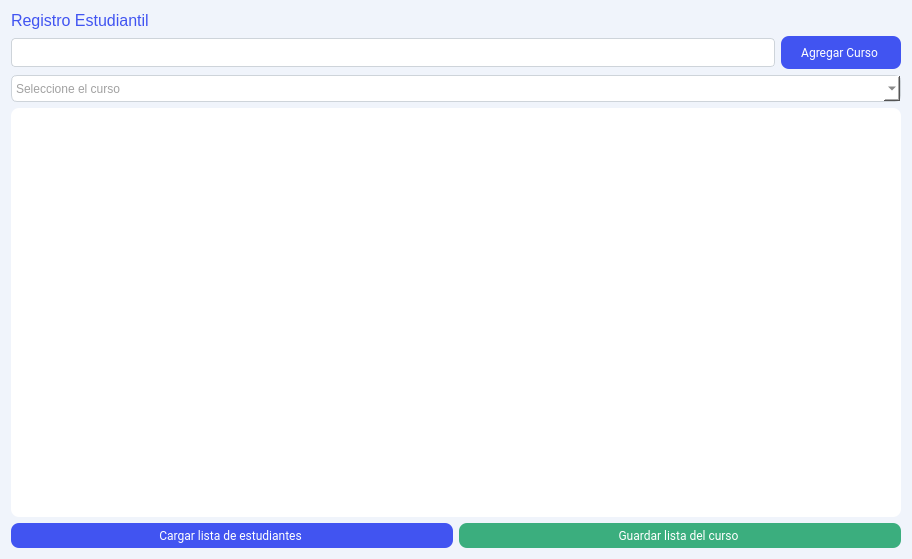
First picture: the form in views/registro_estudiantil.ui, repository Cata-Estrada/Registro_Asistencia_Estudiantil, before the edit.
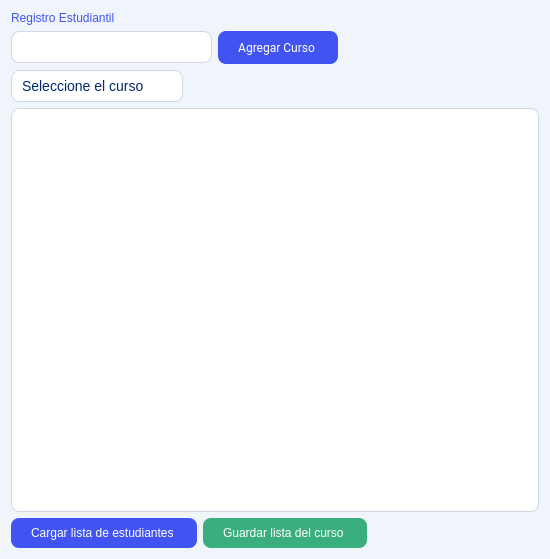
Second picture: the form after the edit.

Commit message: UI: actualización de estilo en vistas (layouts, íconos, y recursos)

```diff
--- a/views/registro_estudiantil.ui
+++ b/views/registro_estudiantil.ui
@@ -6,7 +6,7 @@
    <rect>
     <x>0</x>
     <y>0</y>
-    <width>912</width>
+    <width>550</width>
     <height>559</height>
    </rect>
   </property>
@@ -20,14 +20,12 @@
    <item row="0" column="0">
     <layout class="QVBoxLayout" name="verticalLayout">
      <item>
-      <widget class="QLabel" name="titulo_Registro_estudiantil">
+      <widget class="QLabel" name="titulo_registro_estudiantil">
        <property name="styleSheet">
-        <string notr="true">color: #4154F1;
-font-family: &quot;Open Sans&quot;;
-font-size: 16px;
-font-style: normal;
-font-weight: 400;
-line-height: 24px;</string>
+        <string notr="true">QLabel#titulo_registro_estudiantil {
+	font: 600 20pt &quot;Segoe UI&quot;;
+    color: #4154F1;   /* Azul igual al figma */
+}</string>
        </property>
        <property name="text">
         <string>Registro Estudiantil</string>
@@ -39,18 +37,20 @@
        <item>
         <widget class="QLineEdit" name="nombre_curso">
          <property name="styleSheet">
-          <string notr="true">border-radius: 4px;
-width: 100px;
-height: 27px;
-border: 1px solid #CED4DA;
-background: #FFF;
-color: #444;
+          <string notr="true">QLineEdit {
+    border: 1px solid #d0d7e2;
+    border-radius: 8px;
+    padding: 6px 10px;
+    background-color: #ffffff;
+    color: #012970;
+    font-size: 14px;
+}
 
-font-family: &quot;Open Sans&quot;;
-font-size: 13px;
-font-style: normal;
-font-weight: 400;
-line-height: 24px;</string>
+QLineEdit:focus {
+    border: 1px solid #012970;
+    background-color: #F6F9FF;
+}
+</string>
          </property>
          <property name="text">
           <string/>
@@ -78,23 +78,45 @@
          </property>
         </widget>
        </item>
+       <item>
+        <spacer name="horizontalSpacer">
+         <property name="orientation">
+          <enum>Qt::Horizontal</enum>
+         </property>
+         <property name="sizeHint" stdset="0">
+          <size>
+           <width>40</width>
+           <height>20</height>
+          </size>
+         </property>
+        </spacer>
+       </item>
       </layout>
      </item>
+     <item>
+      <layout class="QHBoxLayout" name="horizontalLayout_3">
      <item>
       <widget class="QComboBox" name="selecionar_curso">
        <property name="styleSheet">
-        <string notr="true">width: 100px;
-height: 25px;
-flex-shrink: 0;
-border-radius: 6px;
-border: 1px solid #CED4DA;
-background: #FFF;
-color: #444;
-font-family: &quot;Open Sans&quot;;
-font-size: 12px;
-font-style: normal;
-font-weight: 400;
-line-height: 24px;</string>
+          <string notr="true">QComboBox {
+    border: 1px solid #d0d7e2;
+    border-radius: 8px;
+    padding: 6px 10px;
+    background-color: #ffffff;
+    color: #012970;
+    font-size: 14px;
+}
+
+QComboBox::drop-down {
+    border: none;
+    width: 25px;
+}
+
+QComboBox:hover {
+    background-color: #F6F9FF;
+}
+
+</string>
        </property>
        <property name="placeholderText">
         <string>Seleccione el curso</string>
@@ -102,31 +124,67 @@
       </widget>
      </item>
      <item>
+        <spacer name="horizontalSpacer_2">
+         <property name="orientation">
+          <enum>Qt::Horizontal</enum>
+         </property>
+         <property name="sizeHint" stdset="0">
+          <size>
+           <width>40</width>
+           <height>20</height>
+          </size>
+         </property>
+        </spacer>
+       </item>
+      </layout>
+     </item>
+     <item>
       <widget class="QTableView" name="tableView">
        <property name="styleSheet">
-        <string notr="true">border-radius: 8px;
-background: #FFF;</string>
+        <string notr="true">QTableView {
+    border: 1px solid #d0d7e2;
+    border-radius: 8px;
+    gridline-color: #d0d7e2;
+    font-size: 14px;
+    background-color: #ffffff;
+    color: #012970;
+    selection-background-color: #F6F9FF;
+    selection-color: #012970;
+}
+
+QHeaderView::section {
+    background-color: #F6F9FF;
+    color: #012970;
+    font-weight: bold;
+    padding: 6px;
+    border: none;
+    border-bottom: 1px solid #d0d7e2;
+}</string>
        </property>
       </widget>
      </item>
      <item>
-      <layout class="QHBoxLayout" name="horizontalLayout_2">
+      <layout class="QHBoxLayout" name="horizontalLayout_2"/>
+     </item>
+    </layout>
+   </item>
+   <item row="1" column="0">
+    <layout class="QHBoxLayout" name="horizontalLayout_4">
        <item>
         <widget class="QPushButton" name="cargar_lista_estudiantes">
          <property name="styleSheet">
-          <string notr="true">display: flex;
-width: 100px;
-height: 25px;
-justify-content: center;
-align-items: center;
-flex-shrink: 0;
-border-radius: 8px;
-background: #4154F1;
-color: #FFF;
-font-family: Roboto;
-font-size: 12px;
-font-style: normal;
-line-height: normal;</string>
+        <string notr="true">QPushButton#cargar_lista_estudiantes {
+    border: none;
+    background-color: #4154F1;  /* Azul Figma */
+    color: white;
+    font: 10pt &quot;Segoe UI&quot;;
+    padding: 8px 20px;
+    border-radius: 8px;
+}
+
+QPushButton#cargar_lista_estudiantes:hover {
+    background-color: #2e3bd1;  /* Azul más oscuro al hover */
+}</string>
          </property>
          <property name="text">
           <string>Cargar lista de estudiantes </string>
@@ -136,26 +194,36 @@
        <item>
         <widget class="QPushButton" name="guardar_lista_curso">
          <property name="styleSheet">
-          <string notr="true">display: flex;
-width: 100px;
-height: 25px;
-justify-content: center;
-align-items: center;
-flex-shrink: 0;
-border-radius: 8px;
-background: #3BAE7E;
-color: #FFF;
-font-family: Roboto;
-font-size: 12px;
-font-style: normal;
-line-height: normal;</string>
+        <string notr="true">QPushButton#guardar_lista_curso {
+    border: none;
+    background-color: #3BAE7E;   /* Verde Figma */
+    color: white;
+    font: 10pt &quot;Segoe UI&quot;;
+    padding: 8px 20px;
+    border-radius: 8px;
+}
+
+QPushButton#guardar_lista_curso:hover {
+    background-color: #2d8f68;   /* Verde más oscuro al hover */
+}</string>
          </property>
          <property name="text">
           <string>Guardar lista del curso </string>
          </property>
         </widget>
        </item>
-      </layout>
+     <item>
+      <spacer name="horizontalSpacer_3">
+       <property name="orientation">
+        <enum>Qt::Horizontal</enum>
+       </property>
+       <property name="sizeHint" stdset="0">
+        <size>
+         <width>40</width>
+         <height>20</height>
+        </size>
+       </property>
+      </spacer>
      </item>
     </layout>
    </item>
```
Lines whose indentation alone changed are shown as unchanged. The commit also changes 12 other files.
